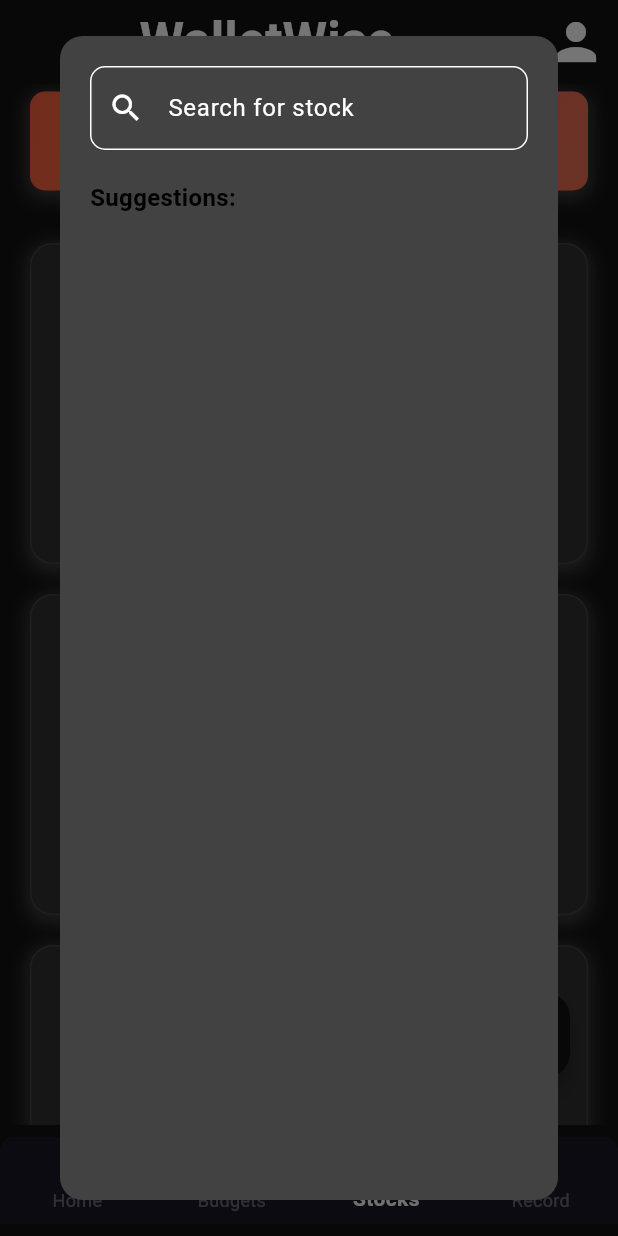
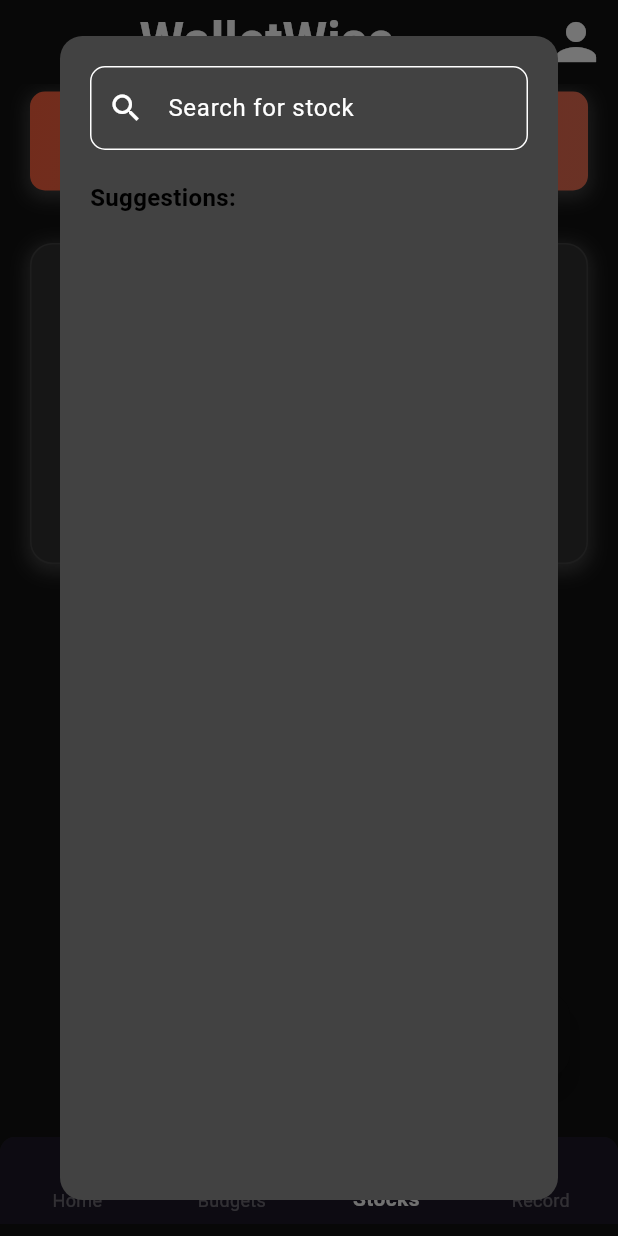
Before and after one commit to surajpahari/walletwise, a Flutter app: the BottomNavigation screen opened directly, item 3 of the bottom bar chosen, after a tap on the "search" icon, on a phone screen of 412 x 824 dp. Run offline on Flutter 3.47's test engine with Material 3 defaults, Android fonts, the light colour scheme and no system bars; our stand-ins replace fl_chart, get, syncfusion_flutter_charts.

Commit message:
some changes in stock card and line graph

```diff
--- a/frontend/lib/controllers/budget/savinggoal_controller.dart
+++ b/frontend/lib/controllers/budget/savinggoal_controller.dart
@@ -56,8 +56,6 @@ class SavinggoalController {
         throw Exception('Failed to load budgets');
       }
 
-      BalanceCardData.balance += 20;
-      AssetDebtData.pieDataList.add(PieData(name: "valentina", value: 2000));
       //add to the server
       //update the saving
     }
--- a/frontend/lib/data/balance_data.dart
+++ b/frontend/lib/data/balance_data.dart
@@ -10,6 +10,9 @@ class BalanceData {
     DateAmountGraphData(date: '2023/02/03', amount: 2000),
     DateAmountGraphData(date: '2023/02/04', amount: 3000),
     DateAmountGraphData(date: '2023/02/05', amount: 5000),
-    DateAmountGraphData(date: '2023/02/06', amount: 8000),
+    DateAmountGraphData(date: '2023/02/06', amount: 7000),
+    DateAmountGraphData(date: '2023/02/07', amount: 6000),
+    DateAmountGraphData(date: '2023/02/10', amount: 3000),
+    DateAmountGraphData(date: '2023/02/16', amount: 13000)
   ];
 }
--- a/frontend/lib/data/saving_goals.dart
+++ b/frontend/lib/data/saving_goals.dart
@@ -5,7 +5,6 @@ class SavingGoalData {
   static RxList<Saving> savinglist = <Saving>[
     Saving(
         title: "Macbook", amount: 1000, note: "need to save", date: "Oct-12"),
-    Saving(
-        title: "Macbook", amount: 1000, note: "need to save", date: "Oct-12"),
+    Saving(title: "Gym-fee", amount: 2000, note: "gym-fee", date: "Oct-12"),
   ].obs;
 }
--- a/frontend/lib/data/stock_search_result.dart
+++ b/frontend/lib/data/stock_search_result.dart
@@ -3,4 +3,5 @@ import "package:walletwise/models/stock.dart";
 
 class StockSearchResult {
   static RxList<Stock> searchList = <Stock>[].obs;
+  static List<Stock> hotStock = <Stock>[];
 }
--- a/frontend/lib/models/saving.dart
+++ b/frontend/lib/models/saving.dart
@@ -3,12 +3,14 @@ class Saving {
   String title;
   String date;
   String note;
+  String? startedDate;
 
   Saving(
       {required this.amount,
       required this.note,
       required this.title,
-      required this.date});
+      required this.date,
+      this.startedDate});
 
   Map<String, dynamic> toJson() {
     return {
--- a/frontend/lib/models/stock.dart
+++ b/frontend/lib/models/stock.dart
@@ -3,11 +3,14 @@ class Stock {
   String symbol;
   String securityName;
   String name;
-  Stock(
-      {required this.id,
-      required this.symbol,
-      required this.securityName,
-      required this.name});
+  CurrentData? currentData;
+  Stock({
+    required this.id,
+    required this.symbol,
+    required this.securityName,
+    required this.name,
+    this.currentData,
+  });
   Map<String, dynamic> toJson() {
     return {
       'id': id,
@@ -35,3 +38,12 @@ class Stock {
     };
   }
 }
+
+class CurrentData {
+  double? open;
+  double? close;
+  double? high;
+  double? low;
+  double? increasePercent;
+  double? increaseRate;
+}
--- a/frontend/lib/navigation_menu.dart
+++ b/frontend/lib/navigation_menu.dart
@@ -1,6 +1,7 @@
 import 'package:flutter/material.dart';
 import 'package:get/get.dart';
 import 'package:walletwise/screens/budget_screen.dart';
+import 'package:walletwise/screens/history_screen.dart';
 import 'package:walletwise/screens/main_screen.dart';
 import 'package:walletwise/screens/stock_screen.dart';
 import 'package:walletwise/test.dart';
@@ -97,6 +98,6 @@ class NavigationController extends GetxController {
     const MainScreen(),
     const BudgetScreen(),
     const StockScreen(),
-    TestScreen()
+    HistoryScreen(),
   ];
 }
--- a/frontend/lib/screens/main_screen.dart
+++ b/frontend/lib/screens/main_screen.dart
@@ -47,19 +47,18 @@ class MainScreen extends StatelessWidget {
               SizedBox(
                 height: 20,
               ),
-              Center(child: Text("Saving Goals")),
+              Center(
+                  child: Text("Saving Goals", style: TextStyle(fontSize: 30))),
+              SizedBox(height: 10),
               Container(
-                child: Row(
-                  children: [
-                    SavingCard(
-                        saving: Saving(
-                            note: "for this,",
-                            amount: 1000,
-                            title: "Macbook",
-                            date: "May 10"))
-                  ],
+                  child: Obx(
+                () => Row(
+                  children:
+                      SavingGoalData.savinglist.asMap().entries.map((entry) {
+                    return SavingCard(saving: entry.value);
+                  }).toList(),
                 ),
-              ),
+              )),
               SizedBox(
                 height: 20,
               ),
@@ -67,11 +66,14 @@ class MainScreen extends StatelessWidget {
               SizedBox(
                 height: 20,
               ),
-              Center(child: Text("Balance")),
+              Center(child: Text("Balance", style: TextStyle(fontSize: 32))),
               SizedBox(
                 height: 20,
               ),
-              Container(child: WwLineChart(data: BalanceData.balanceHistory))
+              Container(child: WwLineChart(data: BalanceData.balanceHistory)),
+              SizedBox(
+                height: 60,
+              ),
 
               //Container(
               //  constraints: BoxConstraints(maxWidth: 500),
--- a/frontend/lib/screens/stock_detail.dart
+++ b/frontend/lib/screens/stock_detail.dart
@@ -20,7 +20,7 @@ class StockDetail extends StatelessWidget {
             color: AppColors.black,
             child: SingleChildScrollView(
                 child: Column(children: [
-              StockCard(),
+              StockCard(stock: stock),
               WwCandleChart(),
             ])),
           ),
--- a/frontend/lib/screens/stock_screen.dart
+++ b/frontend/lib/screens/stock_screen.dart
@@ -1,6 +1,7 @@
 import 'package:flutter/material.dart';
 import 'package:get/get.dart';
 import 'package:walletwise/controllers/stocks/stock_controller.dart';
+import 'package:walletwise/models/stock.dart';
 import 'package:walletwise/data/stock_search_result.dart';
 import 'package:walletwise/screens/stock_detail.dart';
 import 'package:walletwise/utils/cards/stock_card.dart';
@@ -60,12 +61,13 @@ class StockScreen extends StatelessWidget {
                 child: Column(
                   children: [
                     SizedBox(height: 20),
-                    StockCard(),
-                    StockCard(),
-                    StockCard(),
-                    StockCard(),
-                    StockCard(),
-                    StockCard(),
+                    StockCard(
+                      stock: Stock(
+                          id: 235,
+                          symbol: "PFL",
+                          name: "Pokhara Finance Limited",
+                          securityName: "(Pfl)"),
+                    ),
                   ],
                 ),
               ),
--- a/frontend/lib/utils/cards/stock_card.dart
+++ b/frontend/lib/utils/cards/stock_card.dart
@@ -1,9 +1,18 @@
 import 'package:flutter/material.dart';
+import 'package:get/get.dart';
+import 'package:walletwise/models/stock.dart';
+import 'package:walletwise/screens/stock_detail.dart';
 
 class StockCard extends StatelessWidget {
+  final Stock stock;
+  StockCard({required this.stock});
   @override
   Widget build(BuildContext context) {
-    return Container(
+    return GestureDetector(
+        onTap: () {
+          Get.to(StockDetail(stock: stock));
+        },
+        child: Container(
           margin: EdgeInsets.symmetric(horizontal: 20.0, vertical: 10.0),
           padding: EdgeInsets.all(20.0),
           decoration: BoxDecoration(
@@ -29,7 +38,7 @@ class StockCard extends StatelessWidget {
                 mainAxisAlignment: MainAxisAlignment.spaceBetween,
                 children: [
                   Text(
-                'AAPL',
+                    stock.symbol,
                     style: TextStyle(
                       fontSize: 24.0,
                       fontWeight: FontWeight.bold,
@@ -37,7 +46,7 @@ class StockCard extends StatelessWidget {
                     ),
                   ),
                   Text(
-                '\$123.45',
+                    'Rs${stock.currentData?.low ?? ' ---'}',
                     style: TextStyle(
                       fontSize: 24.0,
                       fontWeight: FontWeight.bold,
@@ -48,7 +57,7 @@ class StockCard extends StatelessWidget {
               ),
               SizedBox(height: 10.0),
               Text(
-            'Apple Inc.',
+                stock.name,
                 style: TextStyle(
                   fontSize: 18.0,
                   color: Colors.grey[400], // Lighter text color
@@ -56,7 +65,7 @@ class StockCard extends StatelessWidget {
               ),
               SizedBox(height: 5.0),
               Text(
-            '+1.23 (1.00%)',
+                '${stock.currentData?.increaseRate ?? '---'} (${stock.currentData?.increasePercent ?? '---'}%)',
                 style: TextStyle(
                   fontSize: 18.0,
                   color: Colors.greenAccent, // Green text color
@@ -78,7 +87,7 @@ class StockCard extends StatelessWidget {
                       ),
                       SizedBox(height: 5.0),
                       Text(
-                    '\$122.34',
+                        'Rs ${stock.currentData?.high ?? '---'}',
                         style: TextStyle(
                           fontSize: 16.0,
                           fontWeight: FontWeight.bold,
@@ -99,7 +108,7 @@ class StockCard extends StatelessWidget {
                       ),
                       SizedBox(height: 5.0),
                       Text(
-                    '\$124.56',
+                        'Rs ${stock.currentData?.high ?? '---'}',
                         style: TextStyle(
                           fontSize: 16.0,
                           fontWeight: FontWeight.bold,
@@ -120,7 +129,7 @@ class StockCard extends StatelessWidget {
                       ),
                       SizedBox(height: 5.0),
                       Text(
-                    '\$121.78',
+                        'Rs${stock.currentData?.low ?? ' ---'}',
                         style: TextStyle(
                           fontSize: 16.0,
                           fontWeight: FontWeight.bold,
@@ -133,6 +142,6 @@ class StockCard extends StatelessWidget {
               ),
             ],
           ),
-    );
+        ));
   }
 }
--- a/frontend/lib/utils/charts/line_chart.dart
+++ b/frontend/lib/utils/charts/line_chart.dart
@@ -1,5 +1,6 @@
 import 'package:fl_chart/fl_chart.dart';
 import 'package:flutter/material.dart';
+import 'package:syncfusion_flutter_charts/charts.dart';
 import 'package:walletwise/data/graph_data.dart';
 import 'package:intl/intl.dart';
 
@@ -54,6 +55,8 @@ class WwLineChart extends StatelessWidget {
                 },
               ),
             ),
+            topTitles: AxisTitles(sideTitles: SideTitles(showTitles: false)),
+            rightTitles: AxisTitles(sideTitles: SideTitles(showTitles: false)),
           ),
           borderData: FlBorderData(
             show: true,
```
Lines whose indentation alone changed are shown as unchanged.
